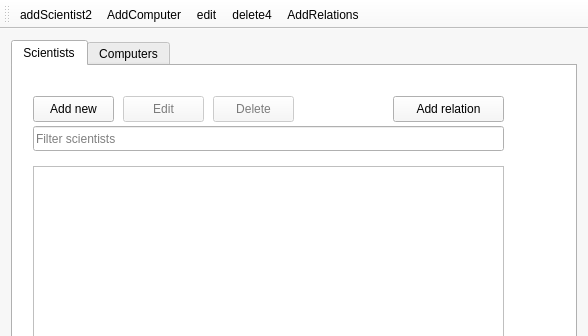
Qt form mainwindow.ui (Hopur-50/Verkefni3) before a commit; both pictures show x 0 to 588 and y 0 to 336 of the 588 by 672 pixel window.
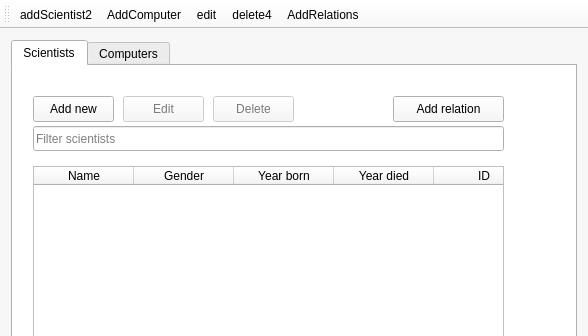
The same form after that commit. Icons and pictures are not drawn.

Commit message: horizontal header

The edit to the form file:
```diff
--- a/mainwindow.ui
+++ b/mainwindow.ui
@@ -570,7 +570,7 @@
          <number>0</number>
         </property>
         <attribute name="horizontalHeaderVisible">
-         <bool>false</bool>
+         <bool>true</bool>
         </attribute>
         <attribute name="horizontalHeaderCascadingSectionResizes">
          <bool>false</bool>
```
Left out of the diff: 2 changed lines with no effect on the pictures.
